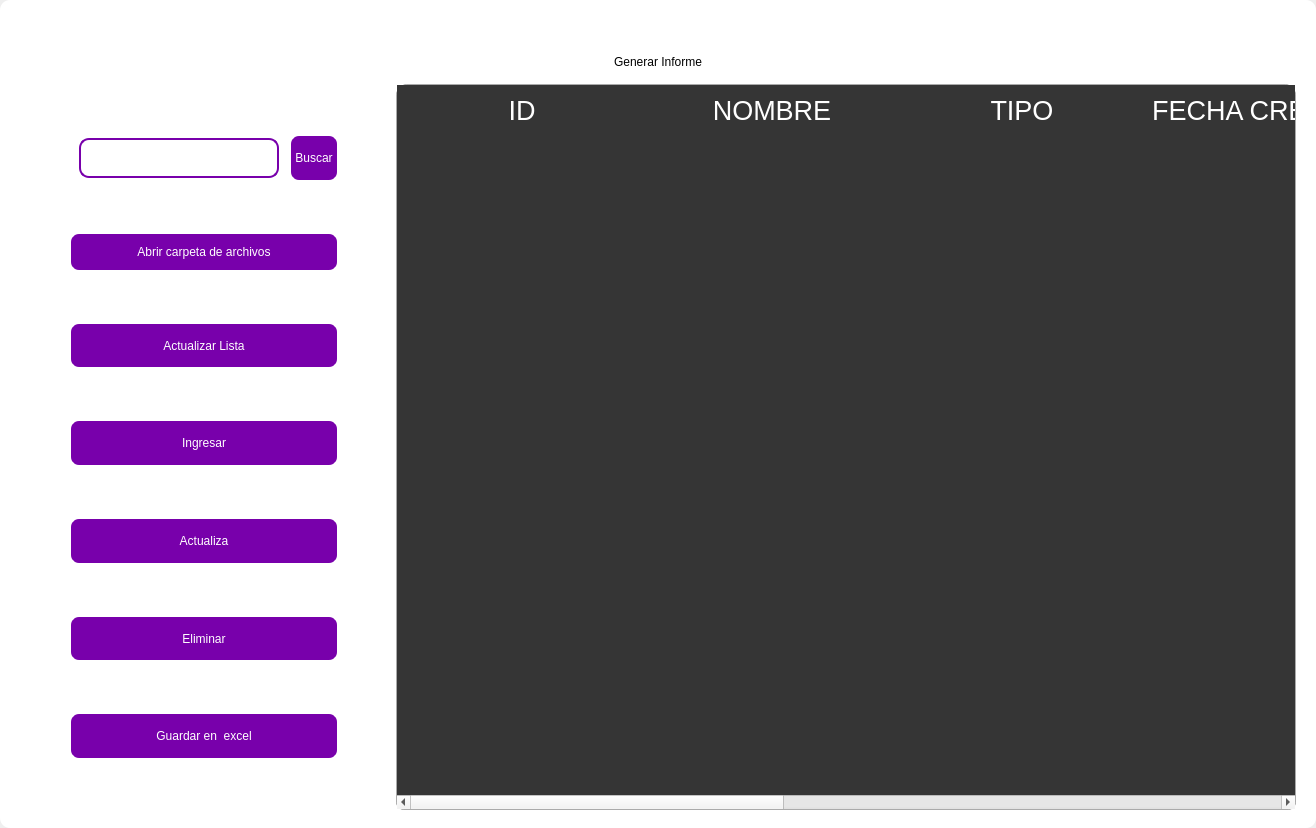
Old version of the form design/standar/mainreport1.ui in the repository codemiguel-dev/ERP-EmprendeSoft-Desktop.
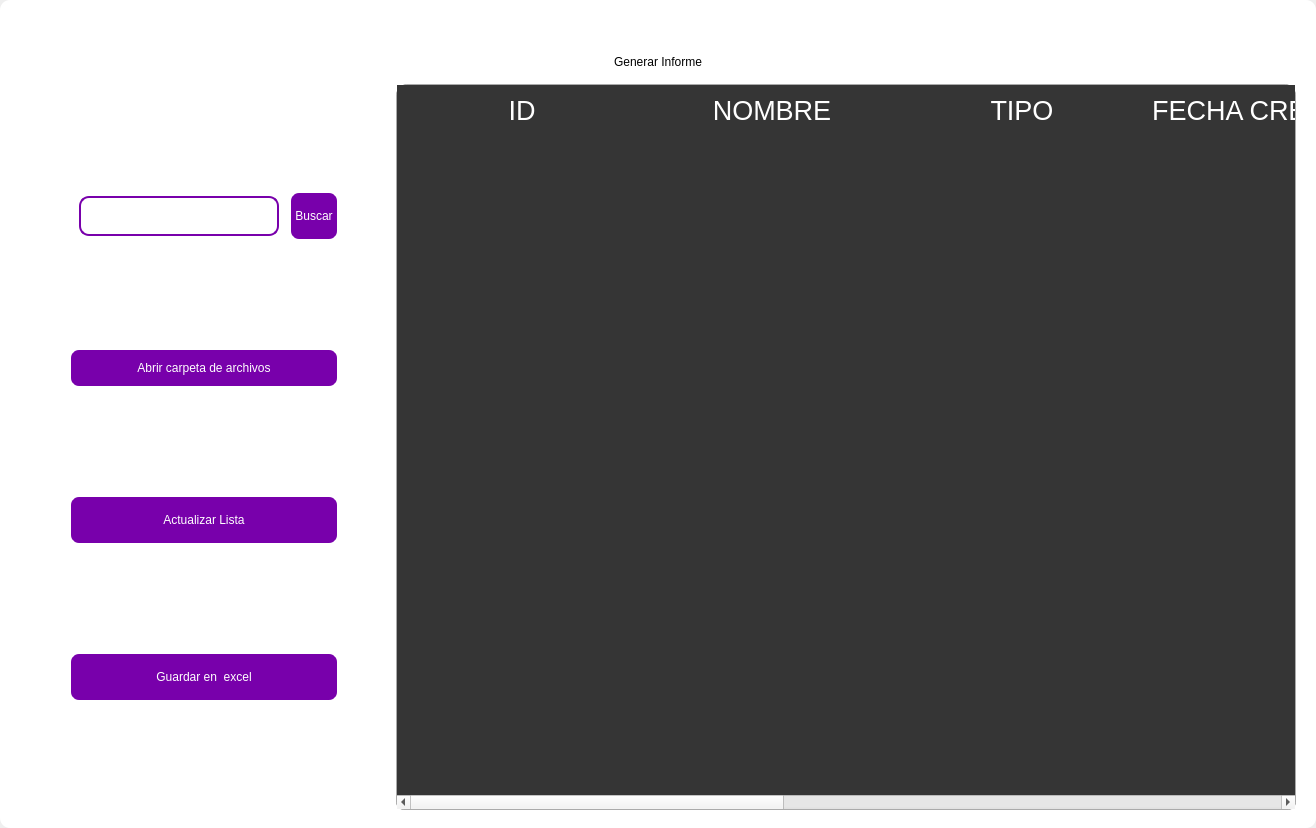
New version of the form. Icons and pictures are not drawn.

The edit to the form file:
```diff
--- a/design/standar/mainreport1.ui
+++ b/design/standar/mainreport1.ui
@@ -586,141 +586,6 @@
               </property>
              </widget>
             </item>
-            <item>
-             <widget class="QPushButton" name="btn_add">
-              <property name="minimumSize">
-               <size>
-                <width>0</width>
-                <height>40</height>
-               </size>
-              </property>
-              <property name="maximumSize">
-               <size>
-                <width>300</width>
-                <height>50</height>
-               </size>
-              </property>
-              <property name="cursor">
-               <cursorShape>PointingHandCursor</cursorShape>
-              </property>
-              <property name="styleSheet">
-               <string notr="true">QPushButton{
-border-radius:10px; 
-font: 12pt &quot;Arial&quot;;
-color: rgb(255, 255, 254);
-border: 2px solid #ffffff;
-	background-color: rgb(120, 0, 171);
-}
-
-QPushButton:hover{
-border-radius:10px; 
-font: 12pt &quot;Arial&quot;;
-color: rgb(255, 255, 255);
-border: 2px solid rgb(120, 0, 171);
-	background-color: rgb(120, 0, 171);
-}</string>
-              </property>
-              <property name="text">
-               <string>Ingresar</string>
-              </property>
-              <property name="iconSize">
-               <size>
-                <width>35</width>
-                <height>35</height>
-               </size>
-              </property>
-             </widget>
-            </item>
-            <item>
-             <widget class="QPushButton" name="btn_update">
-              <property name="minimumSize">
-               <size>
-                <width>0</width>
-                <height>40</height>
-               </size>
-              </property>
-              <property name="maximumSize">
-               <size>
-                <width>300</width>
-                <height>50</height>
-               </size>
-              </property>
-              <property name="cursor">
-               <cursorShape>PointingHandCursor</cursorShape>
-              </property>
-              <property name="styleSheet">
-               <string notr="true">QPushButton{
-border-radius:10px; 
-font: 12pt &quot;Arial&quot;;
-color: rgb(255, 255, 254);
-border: 2px solid #ffffff;
-	background-color: rgb(120, 0, 171);
-}
-
-QPushButton:hover{
-border-radius:10px; 
-font: 12pt &quot;Arial&quot;;
-color: rgb(255, 255, 255);
-border: 2px solid rgb(120, 0, 171);
-	background-color: rgb(120, 0, 171);
-}</string>
-              </property>
-              <property name="text">
-               <string>Actualiza</string>
-              </property>
-              <property name="iconSize">
-               <size>
-                <width>35</width>
-                <height>35</height>
-               </size>
-              </property>
-             </widget>
-            </item>
-            <item>
-             <widget class="QPushButton" name="btn_delete">
-              <property name="minimumSize">
-               <size>
-                <width>0</width>
-                <height>40</height>
-               </size>
-              </property>
-              <property name="maximumSize">
-               <size>
-                <width>300</width>
-                <height>50</height>
-               </size>
-              </property>
-              <property name="cursor">
-               <cursorShape>PointingHandCursor</cursorShape>
-              </property>
-              <property name="styleSheet">
-               <string notr="true">QPushButton{
-border-radius:10px; 
-font: 12pt &quot;Arial&quot;;
-color: rgb(255, 255, 254);
-border: 2px solid #ffffff;
-	background-color: rgb(120, 0, 171);
-}
-
-QPushButton:hover{
-border-radius:10px; 
-font: 12pt &quot;Arial&quot;;
-color: rgb(255, 255, 255);
-border: 2px solid rgb(120, 0, 171);
-	background-color: rgb(120, 0, 171);
-}</string>
-              </property>
-              <property name="text">
-               <string>Eliminar</string>
-              </property>
-              <property name="iconSize">
-               <size>
-                <width>35</width>
-                <height>35</height>
-               </size>
-              </property>
-             </widget>
-            </item>
             <item>
              <widget class="QPushButton" name="btn_excel">
               <property name="minimumSize">
```
